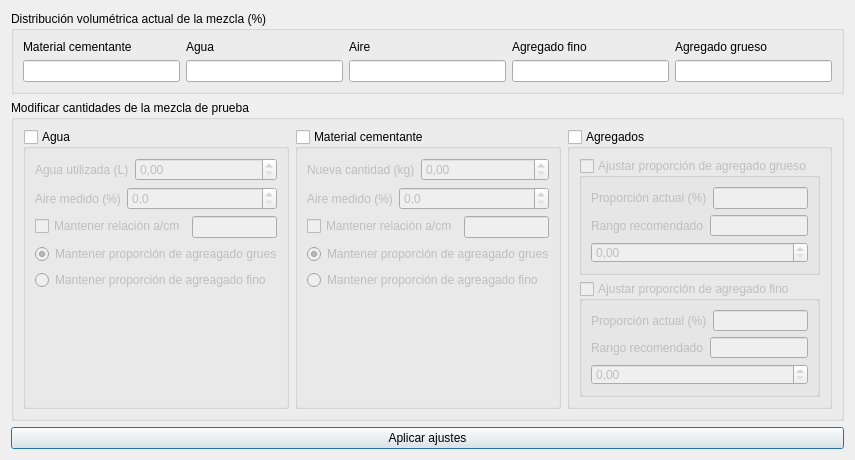
Qt form gui/ui/adjust_mix_dialog.ui (AMK-ULTRA/Concretus) before a commit.
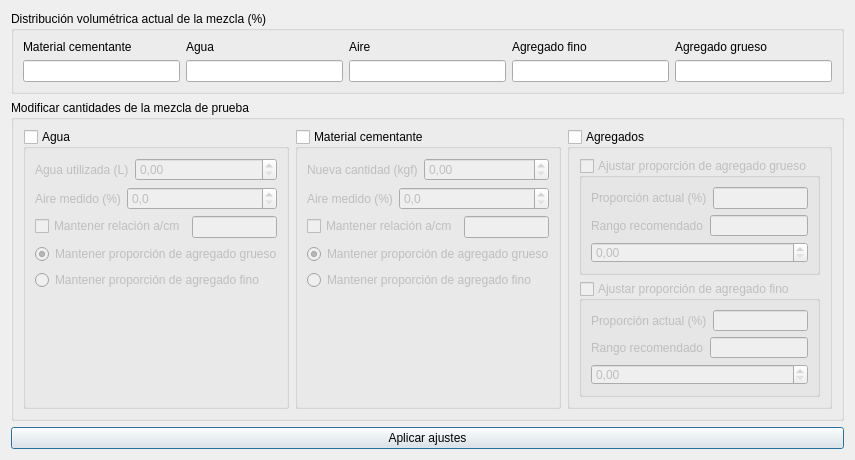
The same form after that commit.

The edit to the form file:
```diff
--- a/gui/ui/adjust_mix_dialog.ui
+++ b/gui/ui/adjust_mix_dialog.ui
@@ -273,7 +273,7 @@
          <item>
           <widget class="QRadioButton" name="radioButton_keep_corase_agg">
            <property name="text">
-            <string>Mantener proporción de agreagado grueso</string>
+            <string>Mantener proporción de agregado grueso</string>
            </property>
            <property name="checked">
             <bool>true</bool>
@@ -283,7 +283,7 @@
          <item>
           <widget class="QRadioButton" name="radioButton_keep_fine_agg">
            <property name="text">
-            <string>Mantener proporción de agreagado fino</string>
+            <string>Mantener proporción de agregado fino</string>
            </property>
           </widget>
          </item>
@@ -320,7 +320,7 @@
            <item row="0" column="0">
             <widget class="QLabel" name="label_cementitious_used">
              <property name="text">
-              <string>Nueva cantidad (kg)</string>
+              <string>Nueva cantidad (kgf)</string>
              </property>
              <property name="buddy">
               <cstring>doubleSpinBox_cementitious_used</cstring>
@@ -381,7 +381,7 @@
          <item>
           <widget class="QRadioButton" name="radioButton_keep_corase_agg_2">
            <property name="text">
-            <string>Mantener proporción de agreagado grueso</string>
+            <string>Mantener proporción de agregado grueso</string>
            </property>
            <property name="checked">
             <bool>true</bool>
@@ -391,7 +391,7 @@
          <item>
           <widget class="QRadioButton" name="radioButton_keep_fine_agg_2">
            <property name="text">
-            <string>Mantener proporción de agreagado fino</string>
+            <string>Mantener proporción de agregado fino</string>
            </property>
           </widget>
          </item>
```
